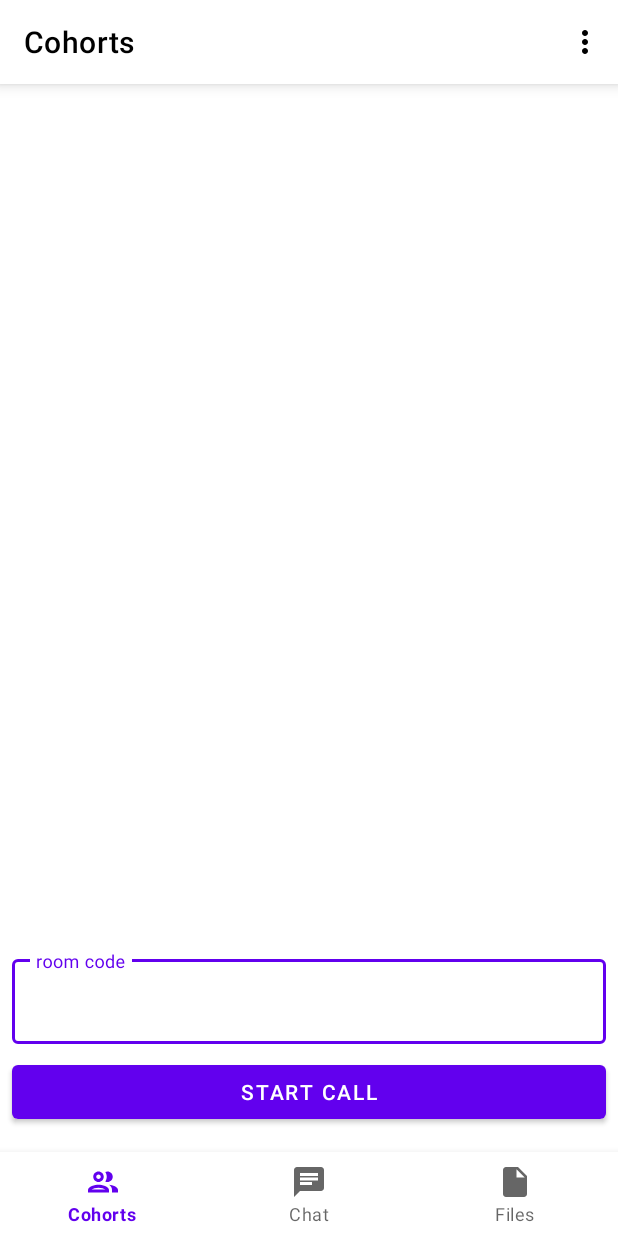
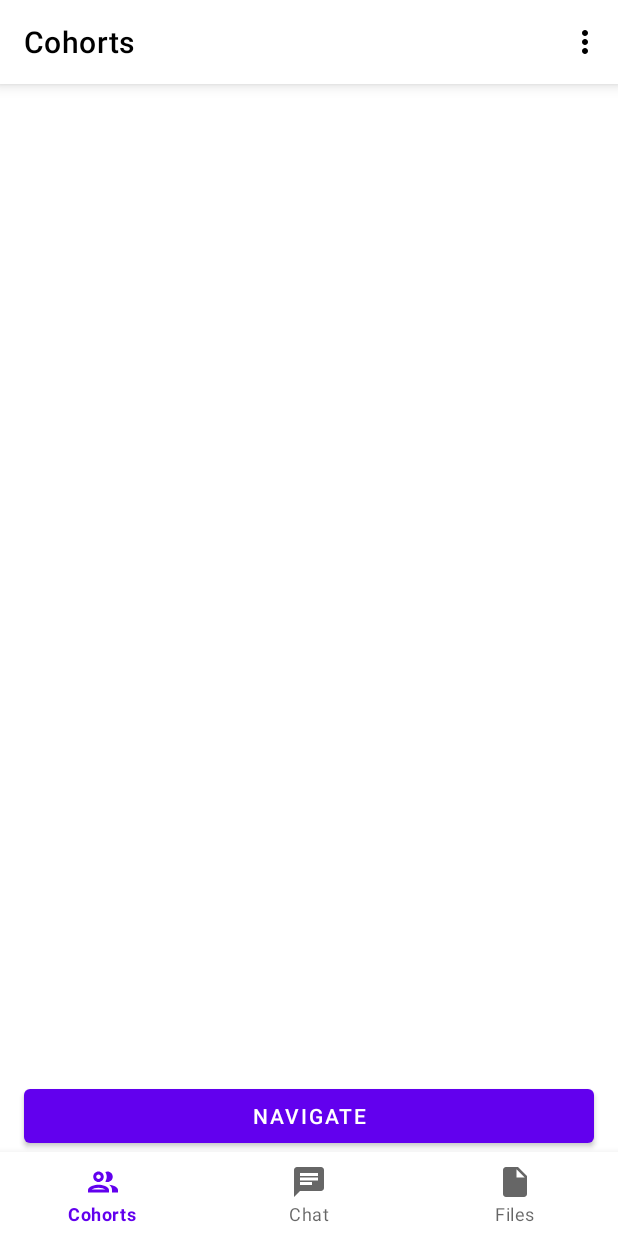
Before and after one commit to anshul3pathi/Cohorts, an Android app: the screen it shows after launch once a user with an empty profile is signed in (MainActivity), on a phone screen of 412 x 824 dp. Run offline under Robolectric (Android 15) with nearby library versions, the phone set to English and light mode, and no system bars; our stand-ins replace Dagger/Hilt's generated code, Firebase (no records; nobody signed in at launch, a user with empty details on screens opened directly), data binding, navigation-ui; libraries missing offline, so code that uses them is left out: com.firebase.ui.

Commit message:
video working in cohorts model

```diff
--- a/app/build.gradle.kts
+++ b/app/build.gradle.kts
@@ -4,6 +4,7 @@ plugins {
     kotlin("kapt")
     id("com.google.gms.google-services")
     id("dagger.hilt.android.plugin")
+    id("kotlin-android")
 }
 
 android {
@@ -58,6 +59,8 @@ dependencies {
     implementation(Dependency.LIFECYCLE_EXTENSIONS)
     implementation(Dependency.LIFECYCLE_VIEW_MODEL_KTX)
     implementation(Dependency.FRAGMENT_KTX)
+    implementation("org.jetbrains.kotlin:kotlin-stdlib:${rootProject.extra["kotlin_version"]}")
+    implementation("androidx.legacy:legacy-support-v4:1.0.0")
 
     // JUNIT Testing
     testImplementation(Dependency.JUNIT)
--- a/app/src/main/java/com/example/cohorts/ui/MainActivity.kt
+++ b/app/src/main/java/com/example/cohorts/ui/MainActivity.kt
@@ -7,10 +7,12 @@ import android.os.CountDownTimer
 import android.view.Menu
 import android.view.MenuInflater
 import android.view.MenuItem
+import android.view.View
 import androidx.databinding.DataBindingUtil
 import androidx.navigation.NavController
 import androidx.navigation.findNavController
 import androidx.navigation.ui.AppBarConfiguration
+import androidx.navigation.ui.navigateUp
 import androidx.navigation.ui.setupActionBarWithNavController
 import androidx.navigation.ui.setupWithNavController
 import com.example.cohorts.R
@@ -21,6 +23,8 @@ import com.firebase.ui.auth.AuthUI
 class MainActivity : AppCompatActivity() {
 
     private lateinit var binding: ActivityMainBinding
+    private lateinit var navController: NavController
+    private lateinit var appBarConfiguration: AppBarConfiguration
 
     // overridden functions
 
@@ -29,17 +33,30 @@ class MainActivity : AppCompatActivity() {
 
         binding = DataBindingUtil.setContentView(this, R.layout.activity_main)
 
-        val navController = this.findNavController(R.id.nav_host_fragment)
-        val appBarConfiguration = AppBarConfiguration(setOf(
+        navController = this.findNavController(R.id.nav_host_fragment)
+        appBarConfiguration = AppBarConfiguration(setOf(
             R.id.cohortsFragment,
             R.id.chatFragment,
             R.id.filesFragment
         ))
 
+        // Hide bottom navigation bar inside cohorts
+        navController.addOnDestinationChangedListener { _, destination, _ ->
+            if (destination.id == R.id.viewPagerFragment) {
+                binding.bottomNavigation.visibility = View.GONE
+            } else {
+                binding.bottomNavigation.visibility = View.VISIBLE
+            }
+        }
+
         setSupportActionBar(binding.toolbar)
         setupActionBarWithNavController(navController, appBarConfiguration)
         setBottomNavigationMenu(navController)
 //        startTimer()
+    }
+
+    override fun onSupportNavigateUp(): Boolean {
+        return navController.navigateUp(appBarConfiguration)
     }
 
     override fun onCreateOptionsMenu(menu: Menu?): Boolean {
--- a/app/src/main/java/com/example/cohorts/ui/cohorts/CohortsFragment.kt
+++ b/app/src/main/java/com/example/cohorts/ui/cohorts/CohortsFragment.kt
@@ -1,21 +1,17 @@
 package com.example.cohorts.ui.cohorts
 
-import android.content.Context
-import android.content.Intent
-import android.content.IntentFilter
 import android.os.Bundle
-import android.util.Log
-import androidx.fragment.app.Fragment
 import android.view.LayoutInflater
 import android.view.View
 import android.view.ViewGroup
-import android.widget.Toast
-import androidx.localbroadcastmanager.content.LocalBroadcastManager
+import androidx.fragment.app.Fragment
+import androidx.navigation.fragment.findNavController
+import com.example.cohorts.R
 import com.example.cohorts.databinding.FragmentCohortsBinding
-import com.google.firebase.auth.FirebaseAuth
-import org.jitsi.meet.sdk.*
-import java.net.MalformedURLException
-import java.net.URL
+import com.example.cohorts.ui.cohorts.cohortscall.CohortsCallFragment
+import com.example.cohorts.ui.cohorts.cohortschat.CohortsChatFragment
+import com.example.cohorts.ui.cohorts.cohortsfile.CohortsFilesFragment
+import com.google.android.material.tabs.TabLayoutMediator
 
 class CohortsFragment : Fragment() {
 
@@ -24,7 +20,6 @@ class CohortsFragment : Fragment() {
     }
 
     private lateinit var binding: FragmentCohortsBinding
-    private lateinit var auth: FirebaseAuth
 
     override fun onCreateView(
         inflater: LayoutInflater, container: ViewGroup?,
@@ -33,103 +28,11 @@ class CohortsFragment : Fragment() {
         // Inflate the layout for this fragment
         binding = FragmentCohortsBinding.inflate(inflater)
 
-        auth = FirebaseAuth.getInstance()
-
-        val serverUrl: URL = try {
-            URL("https://meet.jit.si")
-        } catch (e: MalformedURLException) {
-            e.printStackTrace()
-            throw RuntimeException("Invalid Server URL!")
-        }
-        val defaultOptions = JitsiMeetConferenceOptions.Builder()
-            .setServerURL(serverUrl)
-            // When using JaaS, set the obtained JWT here
-            //.setToken("MyJWT")
-            // Different features flags can be set
-            //.setFeatureFlag("toolbox.enabled", false)
-            //.setFeatureFlag("filmstrip.enabled", false)
-            .setFeatureFlag("invite.enabled", false)
-            .setFeatureFlag("minParticipants", 2)
-            .setWelcomePageEnabled(true)
-            .setAudioMuted(true)
-            .setVideoMuted(true)
-            .build()
-        JitsiMeet.setDefaultConferenceOptions(defaultOptions)
-
-        binding.startVideoCallButton.setOnClickListener {
-            startMeeting()
+        binding.navigateButtonCohorts.setOnClickListener {
+            findNavController().navigate(R.id.action_cohortsTo_viewPager)
         }
 
         return binding.root
     }
 
-    override fun onDestroy() {
-        LocalBroadcastManager.getInstance(requireContext()).unregisterReceiver(broadcastReceiver)
-        hangUp()
-        super.onDestroy()
-    }
-
-    override fun onResume() {
-        registerForBroadcastMessages()
-        super.onResume()
-    }
-
-    private fun startMeeting() {
-        val roomCode = binding.roomCodeET.editText?.text.toString()
-        val userBundle = Bundle()
-        userBundle.putString("displayName", auth.currentUser!!.displayName)
-        userBundle.putString("email", auth.currentUser!!.email)
-        val userInfo = JitsiMeetUserInfo(userBundle)
-        if (roomCode.isNotEmpty()) {
-            val options = JitsiMeetConferenceOptions.Builder()
-                .setRoom(roomCode)
-                .setUserInfo(userInfo)
-                .build()
-            JitsiMeetActivity.launch(requireContext(), options)
-        }
-    }
-
-    private val broadcastReceiver: BroadcastReceiver by lazy {
-        object : BroadcastReceiver(requireContext()) {
-            override fun onReceive(context: Context?, intent: Intent?) {
-                onBroadcastReceived(intent)
-            }
-        }
-    }
-
-    private fun registerForBroadcastMessages() {
-        val intentFilter = IntentFilter()
-
-        /* This registers for every possible event sent from JitsiMeetSDK
-           If only some of the events are needed, the for loop can be replaced
-           with individual statements:
-           ex:  intentFilter.addAction(BroadcastEvent.Type.AUDIO_MUTED_CHANGED.action);
-                intentFilter.addAction(BroadcastEvent.Type.CONFERENCE_TERMINATED.action);
-                ... other events
-         */
-        for (type in BroadcastEvent.Type.values()) {
-            intentFilter.addAction(type.action)
-        }
-
-        LocalBroadcastManager.getInstance(requireContext())
-            .registerReceiver(broadcastReceiver, intentFilter)
-    }
-
-    private fun onBroadcastReceived(intent: Intent?) {
-        if (intent != null) {
-            val event = BroadcastEvent(intent)
-            when (event.type) {
-                BroadcastEvent.Type.CONFERENCE_JOINED -> Toast.makeText(requireContext(), "Meeting joined with url ${event.data["url"]}", Toast.LENGTH_LONG).show()
-                BroadcastEvent.Type.PARTICIPANT_JOINED -> Toast.makeText(requireContext(), "Participant joined - ${event.data["name"]}", Toast.LENGTH_LONG).show()
-                else -> Log.e(TAG, "else branch")
-            }
-        }
-    }
-
-    // Example for sending actions to JitsiMeetSDK
-    private fun hangUp() {
-        val hangupBroadcastIntent: Intent = BroadcastIntentHelper.buildHangUpIntent()
-        LocalBroadcastManager.getInstance(org.webrtc.ContextUtils.getApplicationContext()).sendBroadcast(hangupBroadcastIntent)
-    }
-
 }
--- a/app/src/main/res/layout/fragment_cohorts.xml
+++ b/app/src/main/res/layout/fragment_cohorts.xml
@@ -3,43 +3,21 @@
     xmlns:tools="http://schemas.android.com/tools"
     xmlns:app="http://schemas.android.com/apk/res-auto">
 
-
     <androidx.constraintlayout.widget.ConstraintLayout
         android:layout_width="match_parent"
         android:layout_height="match_parent">
 
-        <com.google.android.material.textfield.TextInputLayout
-            android:id="@+id/room_code_ET"
+        <Button
+            android:id="@+id/navigate_button_cohorts"
             android:layout_width="match_parent"
             android:layout_height="wrap_content"
-            android:layout_margin="8dp"
-            app:endIconMode="clear_text"
-            android:hint="room code"
-            style="@style/Widget.MaterialComponents.TextInputLayout.OutlinedBox"
-            app:layout_constraintBottom_toTopOf="@id/start_video_call_button"
+            app:layout_constraintBottom_toBottomOf="parent"
             app:layout_constraintStart_toStartOf="parent"
-            app:layout_constraintEnd_toEndOf="parent">
+            app:layout_constraintEnd_toEndOf="parent"
+            android:layout_marginStart="16dp"
+            android:layout_marginEnd="16dp"
+            android:text="navigate"/>
 
-            <com.google.android.material.textfield.TextInputEditText
-                android:id="@+id/edit_text"
-                android:layout_width="match_parent"
-                android:layout_height="wrap_content"
-                android:inputType="text"
-                android:imeOptions="actionDone"/>
-
-        </com.google.android.material.textfield.TextInputLayout>
-
-        <Button
-            android:id="@+id/start_video_call_button"
-            android:layout_width="match_parent"
-            android:text="Start Call"
-            android:layout_height="wrap_content"
-            app:layout_constraintEnd_toStartOf="parent"
-            app:layout_constraintEnd_toEndOf="parent"
-            app:layout_constraintBottom_toBottomOf="parent"
-            android:layout_marginBottom="16dp"
-            android:layout_marginStart="8dp"
-            android:layout_marginEnd="8dp"/>
 
     </androidx.constraintlayout.widget.ConstraintLayout>
 
--- a/app/src/main/res/navigation/nav_graph.xml
+++ b/app/src/main/res/navigation/nav_graph.xml
@@ -7,7 +7,11 @@
     <fragment
         android:id="@+id/cohortsFragment"
         android:name="com.example.cohorts.ui.cohorts.CohortsFragment"
-        android:label="@string/cohort_label" />
+        android:label="@string/cohort_label" >
+        <action
+            android:id="@+id/action_cohortsTo_viewPager"
+            app:destination="@id/viewPagerFragment" />
+    </fragment>
     <fragment
         android:id="@+id/chatFragment"
         android:name="com.example.cohorts.ui.chat.ChatFragment"
@@ -24,4 +28,8 @@
         android:id="@+id/settingsFragment"
         android:name="com.example.cohorts.ui.settings.SettingsFragment"
         android:label="@string/settings_label" />
+    <fragment
+        android:id="@+id/viewPagerFragment"
+        android:name="com.example.cohorts.ui.cohorts.ViewPagerFragment"
+        android:label="ViewPagerFragment" />
 </navigation>
--- a/build.gradle.kts
+++ b/build.gradle.kts
@@ -2,6 +2,7 @@
 import org.gradle.kotlin.dsl.*
 
 buildscript {
+    val kotlin_version by extra("1.5.10")
     repositories {
         google()
         mavenCentral()
--- a/buildSrc/src/main/java/Versions.kt
+++ b/buildSrc/src/main/java/Versions.kt
@@ -6,8 +6,8 @@ object Versions {
     const val MIN_SDK = 26
     const val TARGET_SDK = 30
     const val GRADLE_BUILD_TOOLS = "4.2.1"
-    const val APP_VERSION = 1
-    const val APP_VERSION_NAME = "1.0.0"
+    const val APP_VERSION = 2
+    const val APP_VERSION_NAME = "1.1.0"
 
 
     const val NAVIGATION = "1.0.0"
```
Also changed, not shown: app/src/main/java/com/example/cohorts/ui/cohorts/ViewPagerAdapter.kt (added, +20 -0 lines), app/src/main/java/com/example/cohorts/ui/cohorts/ViewPagerFragment.kt (added, +47 -0 lines), app/src/main/java/com/example/cohorts/ui/cohorts/cohortscall/CohortsCallFragment.kt (added, +139 -0 lines), app/src/main/java/com/example/cohorts/ui/cohorts/cohortschat/CohortsChatFragment.kt (added, +24 -0 lines), app/src/main/java/com/example/cohorts/ui/cohorts/cohortsfile/CohortsFilesFragment.kt (added, +24 -0 lines), app/src/main/res/layout/fragment_cohorts_call.xml (added, +46 -0 lines), app/src/main/res/layout/fragment_cohorts_chat.xml (added, +21 -0 lines), app/src/main/res/layout/fragment_cohorts_files.xml (added, +21 -0 lines), app/src/main/res/layout/fragment_view_pager.xml (added, +24 -0 lines), 28 other files.
